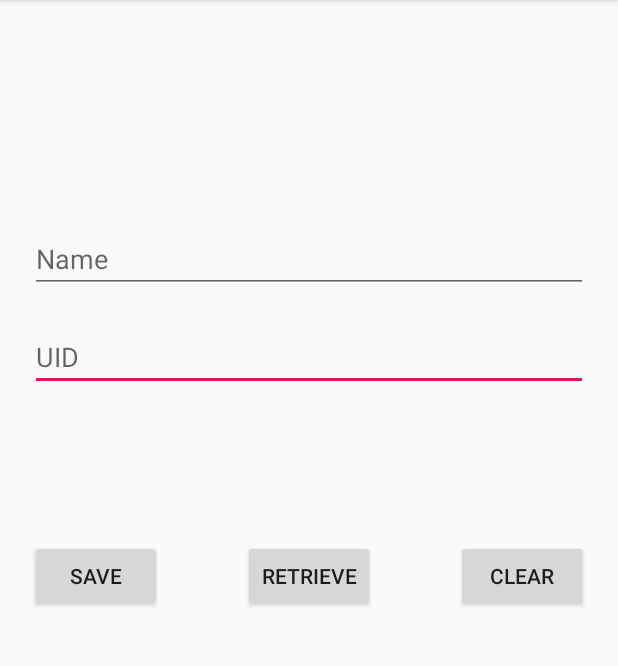
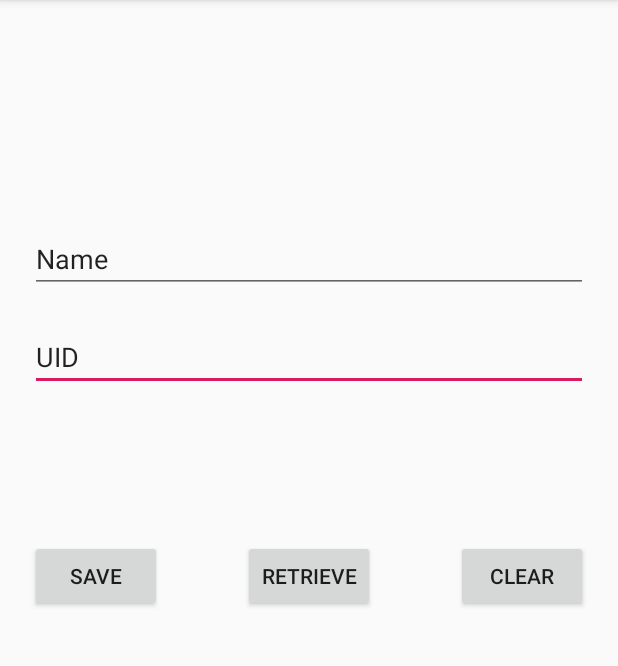
Before and after one commit to gootyrao/treez, an Android app: the screen it shows after launch (MainActivity), after a tap on "SAVE", on a phone screen of 412 x 824 dp, the part 84-750 px from its top. Run offline under Robolectric (Android 15) with nearby library versions, the phone set to English and light mode, and no system bars.

Commit message:
80% done with Lab 3, finishing Permissions and external storage

```diff
--- a/Labs/Lab3_DatamanagementLab/app/src/main/AndroidManifest.xml
+++ b/Labs/Lab3_DatamanagementLab/app/src/main/AndroidManifest.xml
@@ -1,6 +1,9 @@
 <?xml version="1.0" encoding="utf-8"?>
 <manifest xmlns:android="http://schemas.android.com/apk/res/android"
     package="com.example.test_storageapp">
+
+    <uses-permission android:name=
+        "android.permission.WRITE_EXTERNAL_STORAGE" />
 
     <application
         android:allowBackup="true"
--- a/Labs/Lab3_DatamanagementLab/app/src/main/java/com/example/test_storageapp/MainActivity.kt
+++ b/Labs/Lab3_DatamanagementLab/app/src/main/java/com/example/test_storageapp/MainActivity.kt
@@ -6,52 +6,77 @@ import android.content.Context
 import android.content.Intent
 import android.content.SharedPreferences
 import android.os.Bundle
+import android.util.Log
 import android.view.Menu
 import android.view.View
+import android.widget.Button
+import android.widget.EditText
 import android.widget.TextView
 import androidx.core.content.ContextCompat.startActivity
+import kotlin.io.path.createTempDirectory
+
 //import javax.swing.text.View
 
 class MainActivity : AppCompatActivity() {
 
     protected lateinit var sharedpreferences: SharedPreferences
-    protected lateinit var name: TextView
-    protected lateinit var uidtv: TextView
+    protected lateinit var name: EditText
+    protected lateinit var uidtv: EditText
 
     override fun onCreate(savedInstanceState: Bundle?) {
         super.onCreate(savedInstanceState)
         setContentView(R.layout.activity_main)
-
+        // I don't understand how I pass the view around and how it changes state
         val view : View? = null
         Get(view)
 
+        // TODO: Note to self, buttons are handled by onClick attr in manifest file
     }
 
     fun Save(view: View) {
-        //TODO: Save name and uidtv to sharedpreference
 
+        var loginEditor = sharedpreferences.edit()
+        // delete last saved values, if contained, then replace with most recent
+        loginEditor.remove(Name)
+        loginEditor.remove(uid)
+        loginEditor.putString(Name, name.text.toString())
+        loginEditor.putString(uid, uidtv.text.toString())
+
+        // think connecting to a database and disconnecting
+        loginEditor.commit()
     }
 
     fun clear(view: View) {
         //TODO: Reset name and uidtv
 
-//        name.text = ""
-//        uidtv.text = ""
+        name.setText("")
+        uidtv.setText("")
 
     }
 
     fun Get(view: View?) {
+        name = findViewById<EditText>(R.id.etName)
+        uidtv = findViewById<EditText>(R.id.etUid)
+
         //TODO: Get name, shared preferences and uidtv
-
-
+        sharedpreferences = this.getPreferences(MODE_PRIVATE)
+//        Log.i(TAG, (sharedpreferences == null).toString())
+        // getBoolean, getString(key, def_value), ...
+        //      returns def_value on failure
+        val tempName = sharedpreferences.getString(Name, "Name")
+        val tempUID = sharedpreferences.getString(uid, "UID")
+        name.setText(tempName)
+        uidtv.setText(tempUID)
     }
 
     fun goToAnActivity(view: View) {
         //TODO: Start External activity using intent
-
+        val externalIntent = Intent(this, External::class.java)
+        startActivity(externalIntent)
     }
 
     companion object {
+        val TAG = "DataManagementActivity"
         val mypreference = "mypref"
         val Name = "nameKey"
         val uid = "uidkey"
--- a/Labs/Lab3_DatamanagementLab/app/src/main/res/layout/activity_external.xml
+++ b/Labs/Lab3_DatamanagementLab/app/src/main/res/layout/activity_external.xml
@@ -4,6 +4,7 @@ xmlns:tools="http://schemas.android.com/tools"
 android:layout_width="fill_parent" android:layout_height="fill_parent"
 android:orientation="vertical"
 tools:context=".External">
+
 
 <TextView android:layout_width="fill_parent"
     android:layout_height="wrap_content"
--- a/Labs/Lab3_Permissions/app/src/main/java/course/labs/permissionslab/ActivityLoaderActivity.kt
+++ b/Labs/Lab3_Permissions/app/src/main/java/course/labs/permissionslab/ActivityLoaderActivity.kt
@@ -15,12 +15,17 @@ class ActivityLoaderActivity : Activity() {
 
         val startPhoneStatusButton = findViewById<View>(R.id.start_phone_status_button) as Button
         // TODO - Add onClickListener to the startPhoneStatusButton to call startPhoneStatusActivity()
+        startPhoneStatusButton.setOnClickListener {
+            startPhoneStatusActivity()
+        }
     }
 
     private fun startPhoneStatusActivity() {
         Log.i(TAG, "Entered startPhoneStatusActivity()")
 
         // TODO - Start the PhoneStatusActivity
+        val phoneStatusIntent = Intent(this, PhoneStatusActivity::class.java)
+        startActivity(phoneStatusIntent)
     }
 
     companion object {
--- a/Labs/Lab3_Permissions/app/src/main/res/values/strings.xml
+++ b/Labs/Lab3_Permissions/app/src/main/res/values/strings.xml
@@ -11,5 +11,6 @@
     <string name="title_activity_customization">Customization</string>
     <string name="cust_button1">Start Dangerous Activity</string>
     <string name="cust_message">This button will load a Dangerous Level activity</string>
+    <string name="dangerous_perm">Start activities that perform dangerous actions</string>
 
 </resources>
```
Also changed, not shown: Labs/Lab3_DatamanagementLab/app/src/main/java/com/example/test_storageapp/External.kt (+21 -13 lines), Labs/Lab3_Permissions/app/src/main/AndroidManifest.xml (+10 -1 lines), Labs/Lab3_Permissions/app/src/main/java/course/labs/permissionslab/GoToDangerousActivity.kt (+11 -3 lines), Labs/Lab3_Permissions/app/src/main/java/course/labs/permissionslab/PhoneStatusActivity.kt (+27 -2 lines).
